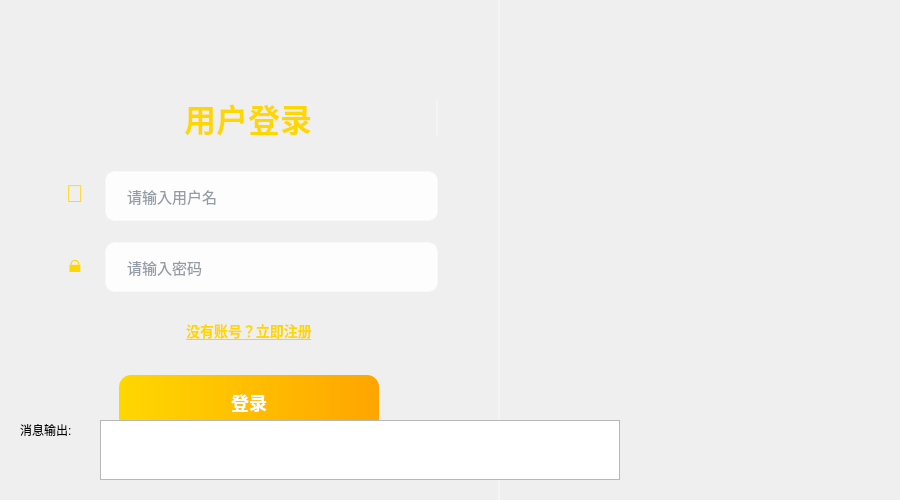
Above: Client/testclient.ui from smallsmallrui214/FlightBookingSystem before the change. Below: the same form after it.
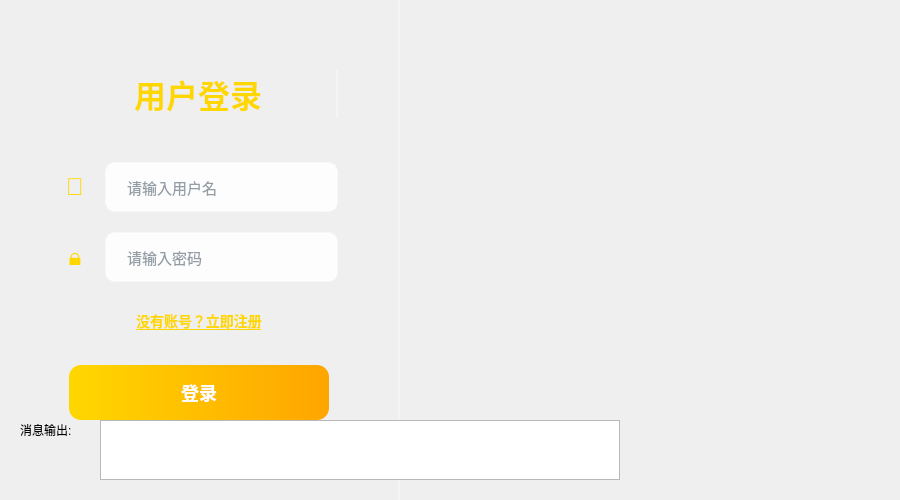
That is the form after the change.

Patch:
```diff
--- a/Client/testclient.ui
+++ b/Client/testclient.ui
@@ -50,13 +50,13 @@
     <widget class="QFrame" name="loginFrame">
      <property name="minimumSize">
       <size>
-       <width>500</width>
+       <width>400</width>  <!-- 从500改为400 -->
        <height>0</height>
       </size>
      </property>
      <property name="maximumSize">
       <size>
-       <width>500</width>
+       <width>400</width>  <!-- 从500改为400 -->
        <height>16777215</height>
       </size>
      </property>
@@ -75,13 +75,13 @@
      </property>
      <layout class="QVBoxLayout" name="verticalLayout">
       <property name="spacing">
-       <number>25</number>
+       <number>20</number>  <!-- 从25改为20 -->
       </property>
       <property name="leftMargin">
        <number>60</number>
       </property>
       <property name="topMargin">
-       <number>100</number>
+       <number>70</number>  <!-- 从100改为70，整体上移 -->
       </property>
       <property name="rightMargin">
        <number>60</number>
@@ -116,7 +116,7 @@
         <property name="sizeHint" stdset="0">
          <size>
           <width>20</width>
-          <height>30</height>
+          <height>20</height>  <!-- 从30改为20 -->
          </size>
         </property>
        </spacer>
@@ -331,7 +331,7 @@
         <property name="sizeHint" stdset="0">
          <size>
           <width>20</width>
-          <height>20</height>
+          <height>10</height>  <!-- 从20改为10，减小间距 -->
          </size>
         </property>
        </spacer>
@@ -437,13 +437,13 @@
        <widget class="QLabel" name="loginIllustrationLabel">
         <property name="minimumSize">
          <size>
-          <width>400</width>
+          <width>500</width>  <!-- 从400改为500 -->
           <height>500</height>
          </size>
         </property>
         <property name="maximumSize">
          <size>
-          <width>400</width>
+          <width>500</width>  <!-- 从400改为500 -->
           <height>500</height>
          </size>
         </property>
```
Left out of the diff: 4 changed lines with no effect on the pictures.
